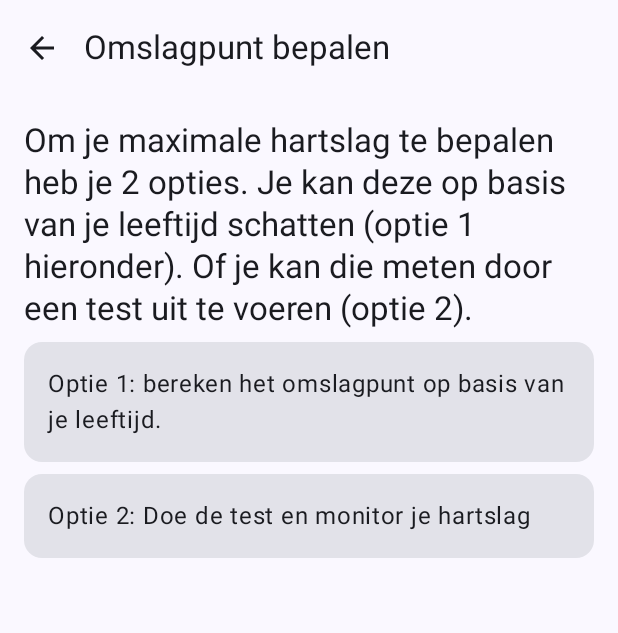
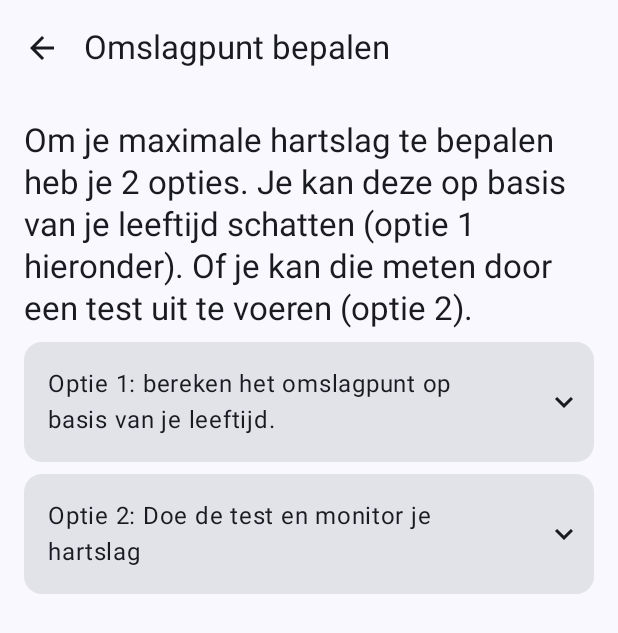
Before and after one commit to hanscappelle/qwik, an Android app built with Jetpack Compose: the MaxRateActivity screen opened directly, with no data from a screen before it, on a phone screen of 412 x 824 dp. Shown: the top 633 px of the screen. Run offline under Robolectric (Android 15) with nearby library versions, the phone set to English and light mode, and no system bars; 1 statement that could not run was skipped.

Commit message:
fix card collapse icon

```diff
--- a/app/src/main/java/be/hcpl/android/sportapp/ui/screen/MaxRateScreen.kt
+++ b/app/src/main/java/be/hcpl/android/sportapp/ui/screen/MaxRateScreen.kt
@@ -2,16 +2,23 @@ package be.hcpl.android.sportapp.ui.screen
 
 import androidx.compose.foundation.layout.Arrangement
 import androidx.compose.foundation.layout.Column
+import androidx.compose.foundation.layout.Row
 import androidx.compose.foundation.layout.fillMaxWidth
 import androidx.compose.foundation.layout.padding
+import androidx.compose.foundation.layout.size
 import be.hcpl.android.sportapp.R
 import androidx.compose.foundation.rememberScrollState
 import androidx.compose.foundation.text.KeyboardOptions
 import androidx.compose.foundation.verticalScroll
+import androidx.compose.material.icons.Icons
+import androidx.compose.material.icons.filled.KeyboardArrowDown
+import androidx.compose.material.icons.filled.KeyboardArrowUp
 import androidx.compose.material3.Card
+import androidx.compose.material3.Icon
 import androidx.compose.material3.Text
 import androidx.compose.material3.TextField
 import androidx.compose.runtime.Composable
+import androidx.compose.ui.Alignment
 import androidx.compose.ui.Modifier
 import androidx.compose.ui.res.stringResource
 import androidx.compose.ui.text.input.KeyboardType
@@ -46,32 +53,22 @@ fun MaxRateScreen(
         Title(
             text = stringResource(R.string.max_rate_intro)
         )
-        Card(
-            modifier = Modifier.fillMaxWidth(),
-            onClick = { onSelectCalculate() },
-        ) {
-            Body(
-                modifier = Modifier.padding(16.dp),
-                text = stringResource(R.string.max_rate_option2),
-            )
-        }
-
+        Option(
+            text = stringResource(R.string.max_rate_option2),
+            onSelect = onSelectCalculate,
+            isVisible = model.calculateVisible,
+        )
         if (model.calculateVisible)
             MaxRateCalculateScreen(
                 model = model,
                 onYearChanged = { value -> onYearChanged(value) },
             )
 
-        Card(
-            modifier = Modifier.fillMaxWidth(),
-            onClick = { onSelectTest() },
-        ) {
-            Body(
-                modifier = Modifier.padding(16.dp),
-                text = stringResource(R.string.max_rate_option1),
-            )
-        }
-
+        Option(
+            text = stringResource(R.string.max_rate_option1),
+            onSelect = onSelectTest,
+            isVisible = model.calculateVisible,
+        )
         if (model.testVisible)
             MaxRateTestScreen(
                 model,
@@ -80,6 +77,37 @@ fun MaxRateScreen(
 
     }
 
+}
+
+@Composable
+fun Option(
+    text: String,
+    onSelect: () -> Unit,
+    isVisible: Boolean = false,
+) {
+    Card(
+        modifier = Modifier.fillMaxWidth(),
+        onClick = { onSelect() },
+    ) {
+        Row(
+            verticalAlignment = Alignment.CenterVertically,
+        ) {
+            Body(
+                modifier = Modifier
+                    .padding(16.dp)
+                    .weight(1f),
+                text = text,
+            )
+            Icon(
+                if (isVisible) Icons.Filled.KeyboardArrowUp else Icons.Filled.KeyboardArrowDown,
+                tint = primaryLight,
+                contentDescription = if (isVisible) stringResource(R.string.description_collapse) else stringResource(R.string.description_expand),
+                modifier = Modifier
+                    .padding(8.dp)
+                    .size(24.dp)
+            )
+        }
+    }
 }
 
 @Composable
@@ -218,8 +246,6 @@ fun NumericInput(
 @Composable
 fun MaxRateScreenPreview() {
     AppTheme {
-        Value("test")
         MaxRateScreen(MaxRateUiModel(true, true))
-
     }
 }
--- a/app/src/main/res/values/strings.xml
+++ b/app/src/main/res/values/strings.xml
@@ -29,4 +29,6 @@
     <string name="max_rate_option2_description_result">Op basis van je invoer is onderstaande je maximale hartslag:</string>
     <string name="label_tested_max_rate">Resultaat</string>
     <string name="title_max_rate">Omslagpunt bepalen</string>
+    <string name="description_expand">uitvouwen</string>
+    <string name="description_collapse">samenvouwen</string>
 </resources>
```
Also changed, not shown: app/src/main/java/be/hcpl/android/sportapp/ui/screen/StepItem.kt (+0 -36 lines).
